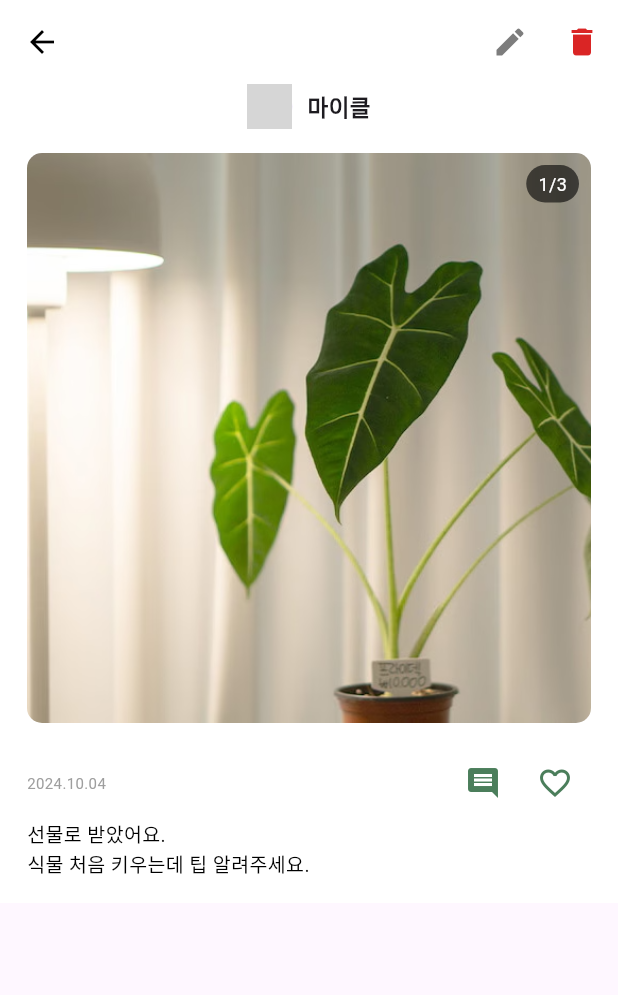
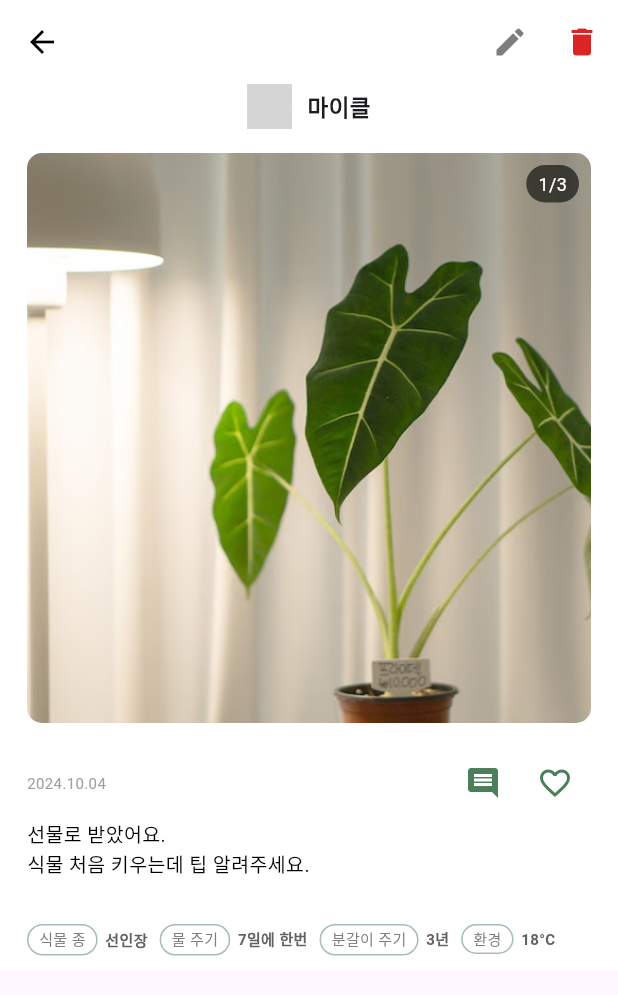
Before and after one commit to hansung-MobileCapstone/PlantyNote, a Flutter app: the screen it shows after launch, on a phone screen of 412 x 824 dp. Shown: the top 995 px of the screen. Run offline on Flutter 3.47's test engine with Material 3 defaults, Android fonts, the phone set to English and light mode, and no system bars; our stand-ins replace carousel_slider; grey boxes are pictures that could not be loaded.

Commit message:
feat/20:식물정보 구현

```diff
--- a/lib/screens/community/post_detail_screen.dart
+++ b/lib/screens/community/post_detail_screen.dart
@@ -17,6 +17,14 @@ class _PostDetailScreenState extends State<PostDetailScreen> {
     'assets/images/sample_post.png',
     'assets/images/sample_post.png',
     'assets/images/sample_post.png',
+  ];
+
+  // 예제 식물 상세 정보
+  final List<Map<String, String>> details = [
+    {'식물 종': '선인장'},
+    {'물 주기': '7일에 한번'},
+    {'분갈이 주기': '3년'},
+    {'환경': '18°C'},
   ];
 
   @override
@@ -175,7 +183,52 @@ class _PostDetailScreenState extends State<PostDetailScreen> {
                     ),
                   ),
                 ),
-                const SizedBox(height: 16),
+                const SizedBox(height: 30),
+
+                // 식물 상세 정보
+                Padding(
+                  padding: const EdgeInsets.only(right: 15),
+                  child: Wrap(
+                    spacing: 8, // 키-값 세트 사이 간격
+                    runSpacing: 3, // 줄 간 간격
+                    children: details.map((detail) {
+                      return Row(
+                        mainAxisSize: MainAxisSize.min,
+                        children: [
+                          Container(
+                            padding: const EdgeInsets.symmetric(
+                                horizontal: 7, vertical: 2),
+                            decoration: BoxDecoration(
+                              border: Border.all(
+                                color: const Color(0x804B7E5B),
+                              ),
+                              borderRadius: BorderRadius.circular(50),
+                            ),
+                            child: Text(
+                              detail.keys.first,
+                              style: const TextStyle(
+                                fontSize: 10,
+                                color: Color(0xFF7D7D7D),
+                              ),
+                            ),
+                          ),
+                          const SizedBox(width: 5), // 키와 값 사이 간격
+                          Text(
+                            detail.values.first,
+                            style: const TextStyle(
+                              fontSize: 10,
+                              color: Color(0xFF616161),
+                              fontWeight: FontWeight.bold,
+                            ),
+                          ),
+                        ],
+                      );
+                    }).toList(),
+                  ),
+                ),
+
+                // 간격 추가
+                const SizedBox(height: 10),
               ],
             ),
           ),
```
